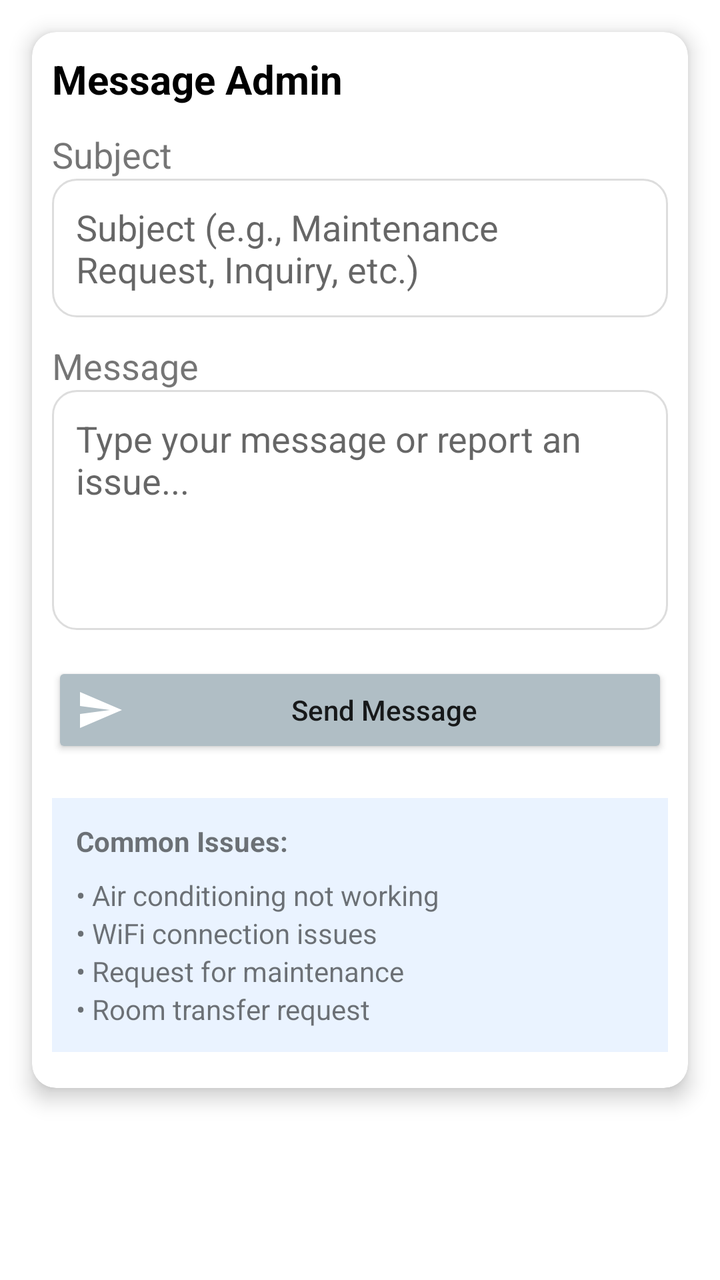
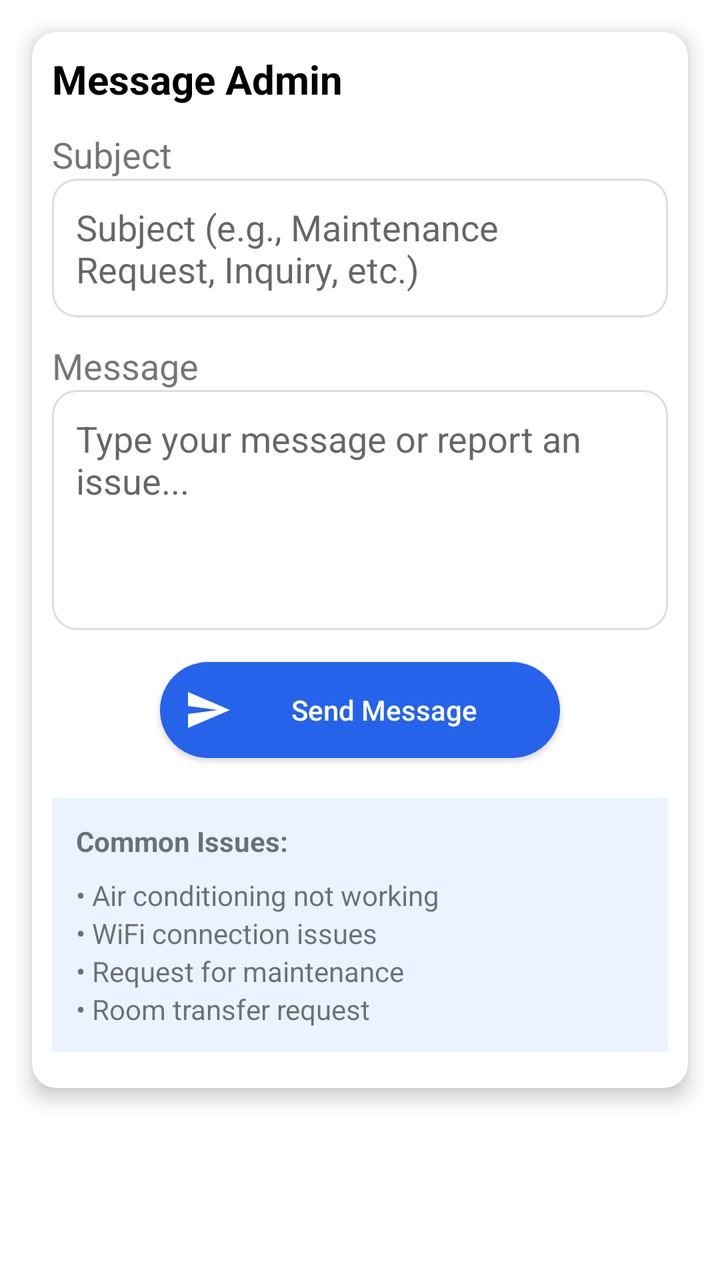

The first picture is an Android layout as it rendered before a commit; the second is the same layout after the commit. The layout source and the unified diff follow.
<!-- AndroidManifest.xml: application theme Theme.Dormitally -->
<!-- res/layout/fragment_message_tenant.xml -->
<?xml version="1.0" encoding="utf-8"?>
<LinearLayout xmlns:android="http://schemas.android.com/apk/res/android"
    xmlns:app="http://schemas.android.com/apk/res-auto"
    xmlns:tools="http://schemas.android.com/tools"
    android:id="@+id/main"
    android:layout_width="match_parent"
    android:layout_height="match_parent"
    android:background="@color/white"
    android:orientation="vertical"
    tools:context=".tenantfragment.MessagePage">

    <androidx.cardview.widget.CardView
        android:layout_width="match_parent"
        android:layout_height="wrap_content"
        android:layout_margin="16dp"
        app:cardCornerRadius="12dp"
        app:cardElevation="6dp"
        android:padding="16dp">

        <LinearLayout
            android:layout_width="match_parent"
            android:layout_height="wrap_content"
            android:orientation="vertical"
            android:padding="10dp">

            
            <TextView
                android:id="@+id/tvTitle"
                android:layout_width="wrap_content"
                android:layout_height="wrap_content"
                android:paddingBottom="12dp"
                android:text="Message Admin"
                android:textColor="@color/black"
                android:textSize="20sp"
                android:textStyle="bold" />

            
            <TextView
                android:id="@+id/textView8"
                android:layout_width="match_parent"
                android:layout_height="wrap_content"
                android:text="Subject"
                android:textSize="18sp" />

            <EditText
                android:id="@+id/etSubject"
                android:layout_width="match_parent"
                android:layout_height="wrap_content"
                android:layout_marginBottom="12dp"
                android:background="@drawable/input_fields"
                android:hint="Subject (e.g., Maintenance Request, Inquiry, etc.)"
                android:padding="12dp" />

            
            <TextView
                android:id="@+id/textView13"
                android:layout_width="match_parent"
                android:layout_height="wrap_content"
                android:text="Message"
                android:textSize="18sp" />

            <EditText
                android:id="@+id/etMessage"
                android:layout_width="match_parent"
                android:layout_height="120dp"
                android:layout_marginBottom="16dp"
                android:background="@drawable/input_fields"
                android:gravity="top|start"
                android:hint="Type your message or report an issue..."
                android:padding="12dp" />

            
            <Button
                android:id="@+id/btnSendMessage"
                android:layout_width="match_parent"
                android:layout_height="wrap_content"
                android:layout_marginBottom="20dp"
                android:backgroundTint="#B0BEC5"
                android:drawableLeft="@drawable/baseline_send_24"
                android:padding="12dp"
                android:radius="30dp"
                android:text="Send Message"
                android:textAllCaps="false" />

            
            <LinearLayout
                android:layout_width="match_parent"
                android:layout_height="wrap_content"
                android:layout_marginBottom="8dp"
                android:background="#EAF3FF"
                android:orientation="vertical"
                android:padding="12dp">

                <TextView
                    android:layout_width="wrap_content"
                    android:layout_height="wrap_content"
                    android:paddingBottom="8dp"
                    android:text="Common Issues:"
                    android:textStyle="bold" />

                <TextView
                    android:layout_width="wrap_content"
                    android:layout_height="wrap_content"
                    android:text="• Air conditioning not working" />

                <TextView
                    android:layout_width="wrap_content"
                    android:layout_height="wrap_content"
                    android:text="• WiFi connection issues" />

                <TextView
                    android:layout_width="wrap_content"
                    android:layout_height="wrap_content"
                    android:text="• Request for maintenance" />

                <TextView
                    android:layout_width="wrap_content"
                    android:layout_height="wrap_content"
                    android:text="• Room transfer request" />

            </LinearLayout>

        </LinearLayout>

    </androidx.cardview.widget.CardView>


</LinearLayout>
<!-- resources referenced by this layout -->
<resources>
  <color name="black">#FF000000</color>
  <color name="white">#FFFFFFFF</color>
  <!-- drawable baseline_send_24 (drawable) -->
  <vector xmlns:android="http://schemas.android.com/apk/res/android" android:autoMirrored="true" android:height="24dp" android:tint="#FFFFFF" android:viewportHeight="24" android:viewportWidth="24" android:width="24dp">
        
      <path android:fillColor="@android:color/white" android:pathData="M2.01,21L23,12 2.01,3 2,10l15,2 -15,2z"/>
      
  </vector>
  <!-- drawable input_fields (drawable) -->
  <?xml version="1.0" encoding="utf-8"?>
  <shape xmlns:android="http://schemas.android.com/apk/res/android">
      <solid android:color="#FFFFFF"/>
      <stroke android:width="1dp" android:color="#DDDDDD"/>
      <corners android:radius="12dp"/>
      <padding android:left="14dp" android:right="14dp" />
  </shape>
  <style name="Theme.Dormitally" parent="Base.Theme.Dormitally" />
  <style name="Base.Theme.Dormitally" parent="Theme.AppCompat.Light.NoActionBar">
          
          
      </style>
</resources>

<!-- the commit's change to res/layout/fragment_message_tenant.xml (unified diff, before → after) -->
@@ -9,120 +9,139 @@
     android:orientation="vertical"
     tools:context=".tenantfragment.MessagePage">
 
-    <androidx.cardview.widget.CardView
+    <ScrollView
         android:layout_width="match_parent"
-        android:layout_height="wrap_content"
-        android:layout_margin="16dp"
-        app:cardCornerRadius="12dp"
-        app:cardElevation="6dp"
-        android:padding="16dp">
+        android:layout_height="match_parent">
 
         <LinearLayout
             android:layout_width="match_parent"
             android:layout_height="wrap_content"
-            android:orientation="vertical"
-            android:padding="10dp">
+            android:orientation="vertical" >
 
-            
-            <TextView
-                android:id="@+id/tvTitle"
-                android:layout_width="wrap_content"
-                android:layout_height="wrap_content"
-                android:paddingBottom="12dp"
-                android:text="Message Admin"
-                android:textColor="@color/black"
-                android:textSize="20sp"
-                android:textStyle="bold" />
-
-            
-            <TextView
-                android:id="@+id/textView8"
+            <androidx.cardview.widget.CardView
                 android:layout_width="match_parent"
                 android:layout_height="wrap_content"
-                android:text="Subject"
-                android:textSize="18sp" />
+                android:layout_margin="16dp"
+                android:padding="16dp"
+                app:cardCornerRadius="12dp"
+                app:cardElevation="6dp">
 
-            <EditText
-                android:id="@+id/etSubject"
-                android:layout_width="match_parent"
-                android:layout_height="wrap_content"
-                android:layout_marginBottom="12dp"
-                android:background="@drawable/input_fields"
-                android:hint="Subject (e.g., Maintenance Request, Inquiry, etc.)"
-                android:padding="12dp" />
+                <LinearLayout
+                    android:layout_width="match_parent"
+                    android:layout_height="wrap_content"
+                    android:orientation="vertical"
+                    android:padding="10dp">
 
-            
-            <TextView
-                android:id="@+id/textView13"
-                android:layout_width="match_parent"
-                android:layout_height="wrap_content"
-                android:text="Message"
-                android:textSize="18sp" />
+                    
+                    <TextView
+                        android:id="@+id/tvTitle"
+                        android:layout_width="wrap_content"
+                        android:layout_height="wrap_content"
+                        android:paddingBottom="12dp"
+                        android:text="Message Admin"
+                        android:textColor="@color/black"
+                        android:textSize="20sp"
+                        android:textStyle="bold" />
 
-            <EditText
-                android:id="@+id/etMessage"
-                android:layout_width="match_parent"
-                android:layout_height="120dp"
-                android:layout_marginBottom="16dp"
-                android:background="@drawable/input_fields"
-                android:gravity="top|start"
-                android:hint="Type your message or report an issue..."
-                android:padding="12dp" />
+                    
+                    <TextView
+                        android:id="@+id/textView8"
+                        android:layout_width="match_parent"
+                        android:layout_height="wrap_content"
+                        android:text="Subject"
+                        android:textSize="18sp" />
 
-            
-            <Button
-                android:id="@+id/btnSendMessage"
-                android:layout_width="match_parent"
-                android:layout_height="wrap_content"
-                android:layout_marginBottom="20dp"
-                android:backgroundTint="#B0BEC5"
-                android:drawableLeft="@drawable/baseline_send_24"
-                android:padding="12dp"
-                android:radius="30dp"
-                android:text="Send Message"
-                android:textAllCaps="false" />
+                    <EditText
+                        android:id="@+id/etSubject"
+                        android:layout_width="match_parent"
+                        android:layout_height="wrap_content"
+                        android:layout_marginBottom="12dp"
+                        android:background="@drawable/input_fields"
+                        android:hint="Subject (e.g., Maintenance Request, Inquiry, etc.)"
+                        android:padding="12dp" />
 
-            
-            <LinearLayout
-                android:layout_width="match_parent"
-                android:layout_height="wrap_content"
-                android:layout_marginBottom="8dp"
-                android:background="#EAF3FF"
-                android:orientation="vertical"
-                android:padding="12dp">
+                    
+                    <TextView
+                        android:id="@+id/textView13"
+                        android:layout_width="match_parent"
+                        android:layout_height="wrap_content"
+                        android:text="Message"
+                        android:textSize="18sp" />
 
-                <TextView
-                    android:layout_width="wrap_content"
-                    android:layout_height="wrap_content"
-                    android:paddingBottom="8dp"
-                    android:text="Common Issues:"
-                    android:textStyle="bold" />
+                    <EditText
+                        android:id="@+id/etMessage"
+                        android:layout_width="match_parent"
+                        android:layout_height="120dp"
+                        android:layout_marginBottom="16dp"
+                        android:background="@drawable/input_fields"
+                        android:gravity="top|start"
+                        android:hint="Type your message or report an issue..."
+                        android:padding="12dp" />
 
-                <TextView
-                    android:layout_width="wrap_content"
-                    android:layout_height="wrap_content"
-                    android:text="• Air conditioning not working" />
+                    
+                    <Button
+                        android:id="@+id/btnSendMessage"
+                        android:layout_width="200dp"
+                        android:layout_height="wrap_content"
+                        android:layout_gravity="center"
+                        android:layout_marginBottom="20dp"
+                        android:background="@drawable/toggle_selected"
+                        android:drawableLeft="@drawable/baseline_send_24"
+                        android:padding="12dp"
+                        android:radius="30dp"
+                        android:text="Send Message"
+                        android:textAllCaps="false"
+                        android:textColor="@color/white" />
 
-                <TextView
-                    android:layout_width="wrap_content"
-                    android:layout_height="wrap_content"
-                    android:text="• WiFi connection issues" />
+                    
 
-                <TextView
-                    android:layout_width="wrap_content"
-                    android:layout_height="wrap_content"
-                    android:text="• Request for maintenance" />
 
-                <TextView
-                    android:layout_width="wrap_content"
-                    android:layout_height="wrap_content"
-                    android:text="• Room transfer request" />
+                    <LinearLayout
+                        android:layout_width="match_parent"
+                        android:layout_height="wrap_content"
+                        android:layout_marginBottom="8dp"
+                        android:background="#EAF3FF"
+                        android:orientation="vertical"
+                        android:padding="12dp">
 
-            </LinearLayout>
+                        <TextView
+                            android:layout_width="wrap_content"
+                            android:layout_height="wrap_content"
+                            android:paddingBottom="8dp"
+                            android:text="Common Issues:"
+                            android:textStyle="bold" />
 
+                        <TextView
+                            android:layout_width="wrap_content"
+                            android:layout_height="wrap_content"
+                            android:text="• Air conditioning not working" />
+
+                        <TextView
+                            android:layout_width="wrap_content"
+                            android:layout_height="wrap_content"
+                            android:text="• WiFi connection issues" />
+
+                        <TextView
+                            android:layout_width="wrap_content"
+                            android:layout_height="wrap_content"
+                            android:text="• Request for maintenance" />
+
+                        <TextView
+                            android:layout_width="wrap_content"
+                            android:layout_height="wrap_content"
+                            android:text="• Room transfer request" />
+
+                    </LinearLayout>
+
+                    <androidx.recyclerview.widget.RecyclerView
+                        android:id="@+id/recyclerMessageTenant"
+                        android:layout_width="match_parent"
+                        android:layout_height="wrap_content" />
+                </LinearLayout>
+
+            </androidx.cardview.widget.CardView>
         </LinearLayout>
-
-    </androidx.cardview.widget.CardView>
+    </ScrollView>
 
 
 </LinearLayout>
<!-- resource entries referenced after the edit -->
@@ -16,6 +16,12 @@
       <corners android:radius="12dp"/>
       <padding android:left="14dp" android:right="14dp" />
   </shape>
+  <!-- drawable toggle_selected (drawable) -->
+  <?xml version="1.0" encoding="utf-8"?>
+  <shape xmlns:android="http://schemas.android.com/apk/res/android">
+      <solid android:color="#2563EB"/>
+      <corners android:radius="30dp"/>
+  </shape>
   <style name="Theme.Dormitally" parent="Base.Theme.Dormitally" />
   <style name="Base.Theme.Dormitally" parent="Theme.AppCompat.Light.NoActionBar">
           
